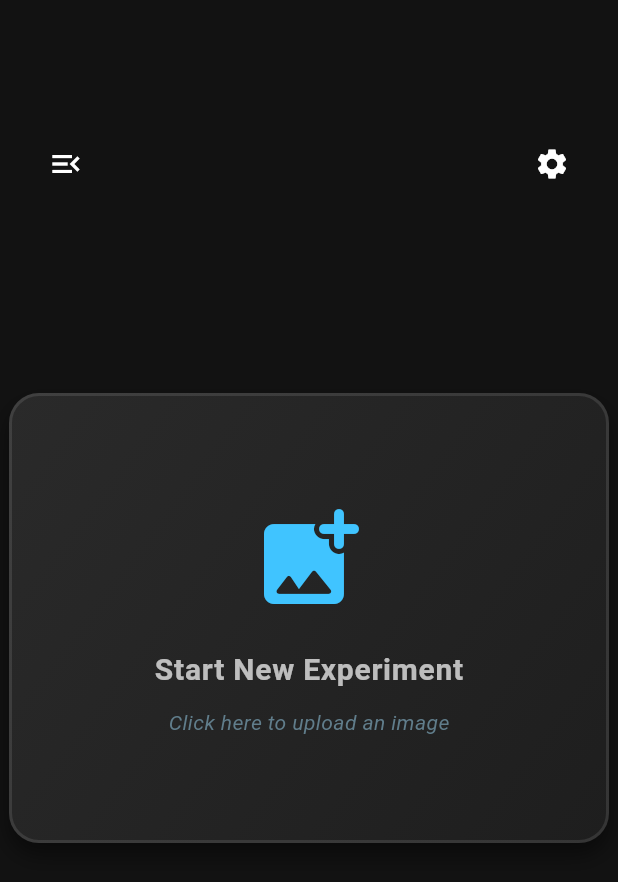
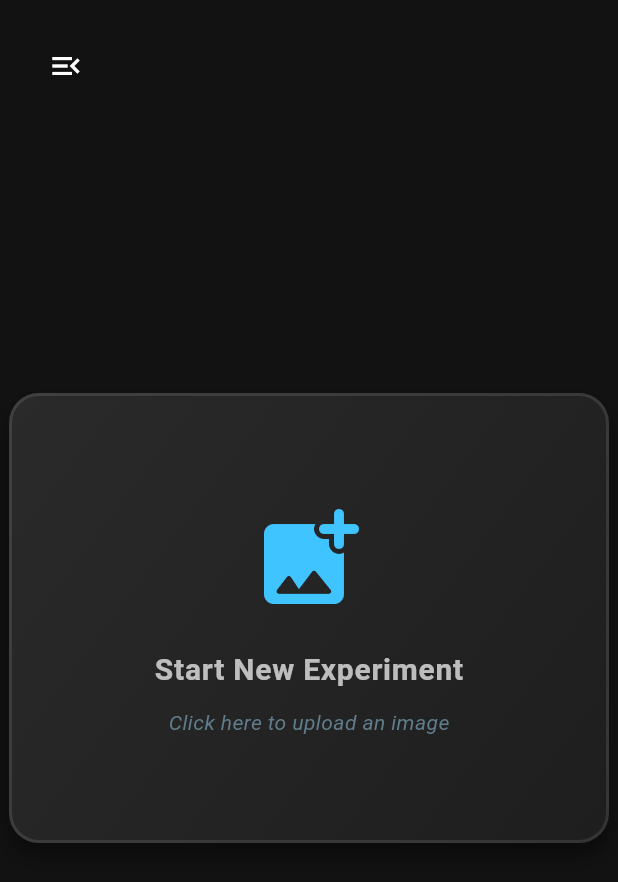
Before and after one commit to TheSpaceHub/enhance-ai, a Flutter app: the screen it shows after launch, on a phone screen of 412 x 824 dp. Shown: the top 882 px of the screen. Run offline on Flutter 3.47's test engine with Material 3 defaults, Android fonts, the phone set to English and light mode, and no system bars; our stand-ins replace file_picker; missing offline and left inert: before_after, file_saver.

Commit message:
some QOF changes

```diff
--- a/app/lib/ui/pages/home_page.dart
+++ b/app/lib/ui/pages/home_page.dart
@@ -16,27 +16,60 @@ class _HomePageState extends State<HomePage> {
   late final Controller _controller = Controller(
     stateSetter: () => setState(() {}),
   );
-  bool _showLeftNav = true;
-  bool _showRightPanel = true;
+  bool _showLeftPanel = false;
+  bool _showRightPanel = false;
+
+  bool forcedCloseLeftPanel = false;
+  bool forcedCloseRightPanel = false;
+
+  Widget leftButton() {
+    return IconButton(
+      icon: const Icon(Icons.menu_open),
+      tooltip: !_showLeftPanel ? "Open History" : "Hide History",
+      onPressed: () => setState(() => _showLeftPanel = !_showLeftPanel),
+    );
+  }
+
+  Widget rightButton() {
+    return IconButton(
+      icon: const Icon(Icons.settings),
+      tooltip: !_showRightPanel ? "Open Enhance Config" : "Hide Enhance Config",
+      onPressed: () => setState(() => _showRightPanel = !_showRightPanel),
+    );
+  }
 
   @override
   Widget build(BuildContext context) {
     double width = MediaQuery.of(context).size.width;
 
+    bool hasProject = _controller.currentProject != null;
+
     // Auto-collapse if the screen is too small
-    if (width < 1100 && _showLeftNav) _showLeftNav = false;
-    if (width < 800 && _showRightPanel) _showRightPanel = false;
+    if (width < 1100 && !forcedCloseLeftPanel && _showLeftPanel) {
+      _showLeftPanel = false;
+      forcedCloseLeftPanel = true;
+    }
+    if (width < 800 &&
+        !forcedCloseRightPanel &&
+        _showRightPanel &&
+        hasProject) {
+      _showRightPanel = false;
+      forcedCloseRightPanel = true;
+    }
+    if (width >= 1100 && forcedCloseLeftPanel) forcedCloseLeftPanel = false;
+    if (width >= 800 && forcedCloseRightPanel) forcedCloseRightPanel = false;
 
     return ListenableBuilder(
       listenable: _controller,
       builder: (context, child) {
+        if (_controller.currentProject == null) hasProject = false;
         if (_controller.errorMessage != null) {
           WidgetsBinding.instance.addPostFrameCallback((_) {
             ScaffoldMessenger.of(context).showSnackBar(
               SnackBar(
                 content: Text(_controller.errorMessage!),
                 backgroundColor: Colors.red,
-                duration: Duration(seconds: 20),
+                duration: const Duration(seconds: 20),
               ),
             );
             _controller.clearError();
@@ -48,17 +81,27 @@ class _HomePageState extends State<HomePage> {
               // Left Tab: project history
               AnimatedContainer(
                 duration: const Duration(milliseconds: 300),
-                width: _showLeftNav ? 260 : 0,
-                child: _showLeftNav
+                width: _showLeftPanel ? 260 : 0,
+                child: ClipRect(
+                  child: OverflowBox(
+                    minWidth: 260,
+                    maxWidth: 260,
+                    alignment: Alignment.centerLeft,
+                    child: _showLeftPanel
                         ? LeftPanel(
                             projects: _controller.projects,
                             selectedId: _controller.selectedProjectId,
                             onSelect: (p) => _controller.selectProject(p.id),
                             onNewProject: _controller.createNewProject,
-                        onDeleteProject: (p) => _controller.deleteProject(p.id),
-                        onClose: () => setState(() => _showLeftNav = false),
+
+                            onDeleteProject: (p) =>
+                                _controller.deleteProject(p.id),
+                            onClose: () =>
+                                setState(() => _showLeftPanel = false),
                           )
                         : const SizedBox.shrink(),
+                  ),
+                ),
               ),
 
               // Central Workspace: image preview and results
@@ -71,32 +114,12 @@ class _HomePageState extends State<HomePage> {
                       activeRun: _controller.activeRun,
                       pinnedRun: _controller.pinnedRun,
                       onUpload: _controller.createNewProject,
+                      leftButton: leftButton(),
+                      rightButton: rightButton(),
                     ),
-                    // Buttons to open tabs if closed
-                    Positioned(
-                      top: 85,
-                      left: 20,
-                      child: !_showLeftNav
-                          ? IconButton(
-                              icon: const Icon(Icons.menu_open),
-                              tooltip: "Open History",
-                              onPressed: () =>
-                                  setState(() => _showLeftNav = true),
-                            )
+                    (!hasProject && !_showLeftPanel)
+                        ? Positioned(top: 20, left: 20, child: leftButton())
                         : const SizedBox.shrink(),
-                    ),
-                    Positioned(
-                      top: 85,
-                      right: 20,
-                      child: !_showRightPanel
-                          ? IconButton(
-                              icon: const Icon(Icons.settings),
-                              tooltip: "Open Enhance Config",
-                              onPressed: () =>
-                                  setState(() => _showRightPanel = true),
-                            )
-                          : const SizedBox.shrink(),
-                    ),
                   ],
                 ),
               ),
@@ -104,8 +127,13 @@ class _HomePageState extends State<HomePage> {
               // Right Tab: run configuration
               AnimatedContainer(
                 duration: const Duration(milliseconds: 300),
-                width: _showRightPanel ? 320 : 0,
-                child: _showRightPanel
+                width: (_showRightPanel && hasProject) ? 320 : 0,
+                child: ClipRect(
+                  child: OverflowBox(
+                    minWidth: 320,
+                    maxWidth: 320,
+                    alignment: Alignment.centerLeft,
+                    child: (_showRightPanel && hasProject)
                         ? RightPanel(
                             hasProject: _controller.currentProject != null,
                             runsHistory: _controller.currentProject?.runs ?? [],
@@ -116,9 +144,12 @@ class _HomePageState extends State<HomePage> {
                             onTogglePin: (id) => _controller.togglePin(id),
                             onUpscale: (m, f) => _controller.runUpscale(m, f),
                             onDeviceChanged: (d) => _controller.setDevice(d),
-                        onClose: () => setState(() => _showRightPanel = false),
+                            onClose: () =>
+                                setState(() => _showRightPanel = false),
                           )
                         : const SizedBox.shrink(),
+                  ),
+                ),
               ),
             ],
           ),
--- a/app/lib/ui/widgets/main_workspace.dart
+++ b/app/lib/ui/widgets/main_workspace.dart
@@ -10,6 +10,8 @@ class MainWorkspace extends StatefulWidget {
   final SRRun? activeRun; // Active Run (Right Slot)
   final SRRun? pinnedRun; // Pinned Run (Left Slot)
   final VoidCallback onUpload;
+  final Widget leftButton;
+  final Widget rightButton;
 
   const MainWorkspace({
     super.key,
@@ -17,6 +19,8 @@ class MainWorkspace extends StatefulWidget {
     required this.activeRun,
     required this.pinnedRun,
     required this.onUpload,
+    required this.leftButton,
+    required this.rightButton,
   });
 
   @override
@@ -50,13 +54,13 @@ class _MainWorkspaceState extends State<MainWorkspace> {
     final Uint8List bytesA =
         widget.activeRun?.resultBytes ?? widget.originalImageBytes!;
     final String labelB = widget.activeRun != null
-        ? "Reference: ${widget.activeRun!.modelName}"
+        ? "Reference: ${widget.activeRun!.modelName} (x${widget.activeRun!.upscaleFactor.toInt()})"
         : "Original Input";
 
     final Uint8List bytesB =
         widget.pinnedRun?.resultBytes ?? widget.originalImageBytes!;
     final String labelA = widget.pinnedRun != null
-        ? "Active: ${widget.pinnedRun!.modelName}"
+        ? "Active: ${widget.pinnedRun!.modelName} (x${widget.pinnedRun!.upscaleFactor.toInt()})"
         : "Original Input";
 
     return Column(
@@ -106,9 +110,15 @@ class _MainWorkspaceState extends State<MainWorkspace> {
       child: Row(
         mainAxisAlignment: MainAxisAlignment.spaceBetween,
         children: [
+          widget.leftButton,
+
+          const SizedBox(width: 12),
           _buildCompactBadge(labelA, isPinned: widget.pinnedRun != null),
+          const Spacer(),
+          _buildCompactBadge(labelB, isActive: widget.activeRun != null),
+          const SizedBox(width: 12),
 
-          _buildCompactBadge(labelB, isActive: true),
+          widget.rightButton,
         ],
       ),
     );
@@ -216,9 +226,9 @@ class _MainWorkspaceState extends State<MainWorkspace> {
     return Container(
       padding: const EdgeInsets.symmetric(horizontal: 10, vertical: 4),
       decoration: BoxDecoration(
-        color: color.withOpacity(0.1),
+        color: color.withAlpha(32),
         borderRadius: BorderRadius.circular(4),
-        border: Border.all(color: color.withOpacity(0.5)),
+        border: Border.all(color: color.withAlpha(128)),
       ),
       child: Row(
         children: [
```
Also changed, not shown: app/lib/ui/widgets/left_panel.dart (+1 -12 lines), app/lib/ui/widgets/right_panel.dart (+8 -16 lines). Lines whose indentation alone changed are shown as unchanged.
